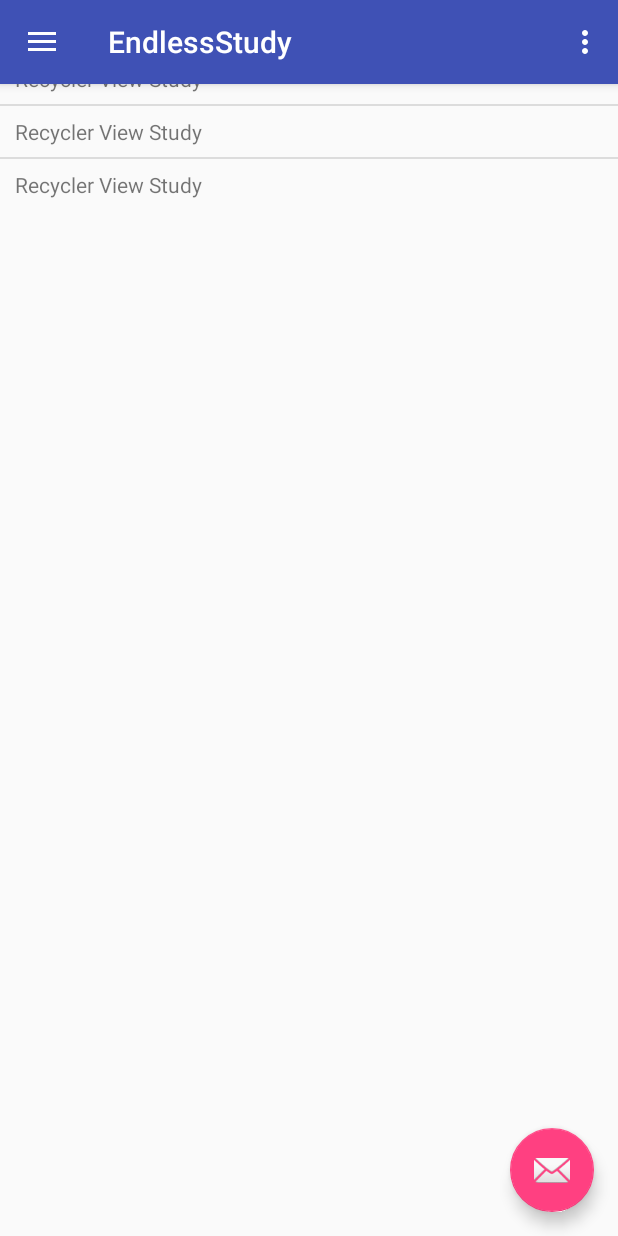
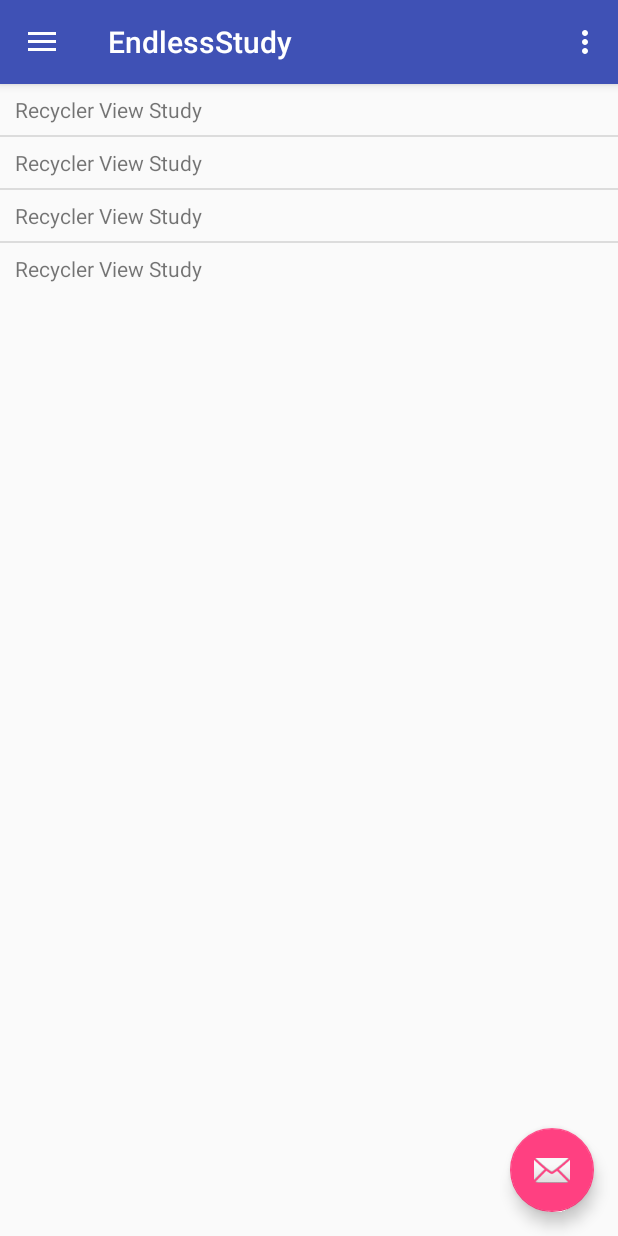
Before and after one commit to zhendless/EndlessStudy, an Android app: the screen it shows after launch (MainActivity), on a phone screen of 412 x 824 dp. Run offline under Robolectric (Android 15) with nearby library versions, the phone set to English and light mode, and no system bars.

Commit message:
fix bug list view was hidden by action bar

```diff
--- a/app/build.gradle
+++ b/app/build.gradle
@@ -25,8 +25,8 @@ android {
 
 dependencies {
     implementation fileTree(include: ['*.jar'], dir: 'libs')
-    implementation 'com.android.support:appcompat-v7:26.0.2'
-    implementation 'com.android.support:design:26.0.2'
+    implementation 'com.android.support:appcompat-v7:26.1.0'
+    implementation 'com.android.support:design:26.1.0'
     implementation 'com.android.support.constraint:constraint-layout:1.0.2'
     testImplementation 'junit:junit:4.12'
     androidTestImplementation('com.android.support.test.espresso:espresso-core:3.0.1', {
--- a/app/src/main/java/cn/zhendless/endlessstudy/activity/MainActivity.kt
+++ b/app/src/main/java/cn/zhendless/endlessstudy/activity/MainActivity.kt
@@ -9,6 +9,8 @@ import android.support.v7.app.ActionBarDrawerToggle
 import android.support.v7.app.AppCompatActivity
 import android.view.Menu
 import android.view.MenuItem
+import android.view.View
+import android.widget.AdapterView
 import android.widget.ListView
 import cn.zhendless.endlessstudy.R
 import cn.zhendless.endlessstudy.adapter.StudyContentAdapter
@@ -96,7 +98,7 @@ class MainActivity : AppCompatActivity(), NavigationView.OnNavigationItemSelecte
         return true
     }
 
-    fun startOtherMainActivity() {
+    private fun startOtherMainActivity() {
         val intent = Intent()
         intent.setClass(this@MainActivity, OtherMainActivity::class.java)
         startActivity(intent)
@@ -122,15 +124,29 @@ class MainActivity : AppCompatActivity(), NavigationView.OnNavigationItemSelecte
         studyContentList.add(getNewStudyContentBean("Recycler View Study", RecyclerViewStudyActivity::class.java))
         val adapter = StudyContentAdapter()
 
-        findViewById<ListView>(R.id.listView_study_content)
-
         adapter.setContext(this)
         adapter.setDataList(studyContentList)
         adapter.notifyDataSetChanged()
         listView_study_content.adapter = adapter
+        listView_study_content.onItemClickListener = mOnStudyItemClickListener
     }
 
     private fun getNewStudyContentBean(contentName: String, contentClass: Class<*>): StudyContentBean {
         return StudyContentBean(contentName, contentClass)
     }
+
+    private val mOnStudyItemClickListener = OnStudyItemClickListener()
+
+    private inner class OnStudyItemClickListener : AdapterView.OnItemClickListener {
+        override fun onItemClick(parent: AdapterView<*>?, view: View?, position: Int, id: Long) {
+            if (null != parent) {
+                val adapter = parent.adapter as StudyContentAdapter
+                val className = adapter.getItem(position).mContentClass
+                val intent = Intent()
+                intent.setClass(this@MainActivity, className)
+                this@MainActivity.startActivity(intent)
+            }
+        }
+
+    }
 }
--- a/app/src/main/java/cn/zhendless/endlessstudy/activity/RecyclerViewStudyActivity.kt
+++ b/app/src/main/java/cn/zhendless/endlessstudy/activity/RecyclerViewStudyActivity.kt
@@ -1,10 +1,10 @@
 package cn.zhendless.endlessstudy.activity
 
-import android.app.Activity
 import android.os.Bundle
+import android.support.v7.app.AppCompatActivity
 import cn.zhendless.endlessstudy.R
 
-class RecyclerViewStudyActivity: Activity() {
+class RecyclerViewStudyActivity: AppCompatActivity() {
     override fun onCreate(savedInstanceState: Bundle?) {
         super.onCreate(savedInstanceState)
         setContentView(R.layout.activity_recycler_view_study)
--- a/app/src/main/res/layout/content_main.xml
+++ b/app/src/main/res/layout/content_main.xml
@@ -1,6 +1,24 @@
 <?xml version="1.0" encoding="utf-8"?>
+<android.support.constraint.ConstraintLayout xmlns:android="http://schemas.android.com/apk/res/android"
+    xmlns:app="http://schemas.android.com/apk/res-auto"
+    xmlns:tools="http://schemas.android.com/tools"
+    android:layout_width="match_parent"
+    android:layout_height="match_parent"
+    app:layout_behavior="@string/appbar_scrolling_view_behavior"
+    tools:context="cn.zhendless.endlessstudy.activity.MainActivity"
+    tools:showIn="@layout/app_bar_main">
 
-<ListView xmlns:android="http://schemas.android.com/apk/res/android"
-    android:id="@+id/listView_study_content"
-    android:layout_width="match_parent"
-    android:layout_height="wrap_content" />
+    <!-- <TextView
+        android:layout_width="wrap_content"
+        android:layout_height="wrap_content"
+        android:text="Hello World!"
+        app:layout_constraintBottom_toBottomOf="parent"
+        app:layout_constraintLeft_toLeftOf="parent"
+        app:layout_constraintRight_toRightOf="parent"
+        app:layout_constraintTop_toTopOf="parent" /> -->
+    <ListView
+        android:id="@+id/listView_study_content"
+        android:layout_width="match_parent"
+        android:layout_height="wrap_content" />
+
+</android.support.constraint.ConstraintLayout>
--- a/app/src/main/res/values/dimens.xml
+++ b/app/src/main/res/values/dimens.xml
@@ -5,4 +5,10 @@
     <dimen name="nav_header_vertical_spacing">8dp</dimen>
     <dimen name="nav_header_height">176dp</dimen>
     <dimen name="fab_margin">16dp</dimen>
+
+    <dimen name="text_size_1">10dp</dimen>
+    <dimen name="text_size_2">12dp</dimen>
+    <dimen name="text_size_3">14dp</dimen>
+    <dimen name="text_size_4">16dp</dimen>
+    <dimen name="text_size_5">18dp</dimen>
 </resources>
--- a/build.gradle
+++ b/build.gradle
@@ -1,7 +1,7 @@
 // Top-level build file where you can add configuration options common to all sub-projects/modules.
 
 buildscript {
-    ext.kotlin_version = '1.1.3-2'
+    ext.kotlin_version = '1.1.51'
     repositories {
         google()
         jcenter()
```
Also changed, not shown: app/src/main/java/cn/zhendless/endlessstudy/utils/StudyActivity.kt (added, +22 -0 lines), app/src/main/res/layout/activity_recycler_view_study.xml (+5 -5 lines).
